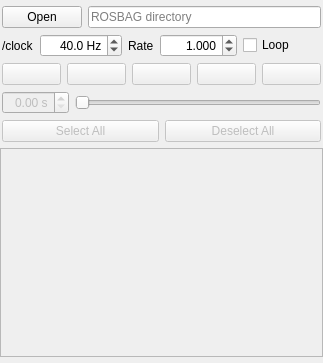
This is src/ui/player.ui in shikishima-TasakiLab/rviz2_bag as Qt 5 draws it before an edit. The edited form follows.
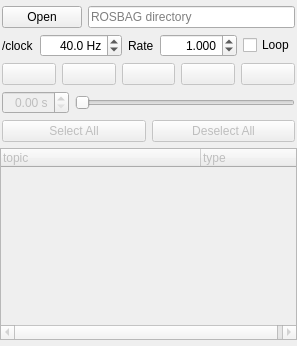
This is the edited form. Icons and pictures are not drawn.

Commit message: QListWidget -> QTreeWidget

Diff of the .ui file:
```diff
--- a/src/ui/player.ui
+++ b/src/ui/player.ui
@@ -2,14 +2,6 @@
 <ui version="4.0">
  <class>Player</class>
  <widget class="QWidget" name="Player">
-  <property name="geometry">
-   <rect>
-    <x>0</x>
-    <y>0</y>
-    <width>323</width>
-    <height>363</height>
-   </rect>
-  </property>
   <property name="windowTitle">
    <string>Form</string>
   </property>
@@ -305,7 +297,7 @@
     </layout>
    </item>
    <item>
-    <widget class="QListWidget" name="list__rosbag_topic">
+    <widget class="QTreeWidget" name="tree__rosbag_topics">
      <property name="enabled">
       <bool>false</bool>
      </property>
@@ -315,6 +307,25 @@
      <property name="selectionBehavior">
       <enum>QAbstractItemView::SelectRows</enum>
      </property>
+     <property name="uniformRowHeights">
+      <bool>true</bool>
+     </property>
+     <property name="itemsExpandable">
+      <bool>false</bool>
+     </property>
+     <attribute name="headerDefaultSectionSize">
+      <number>200</number>
+     </attribute>
+     <column>
+      <property name="text">
+       <string>topic</string>
+      </property>
+     </column>
+     <column>
+      <property name="text">
+       <string>type</string>
+      </property>
+     </column>
     </widget>
    </item>
   </layout>
```
The commit also changes 1 other file.
